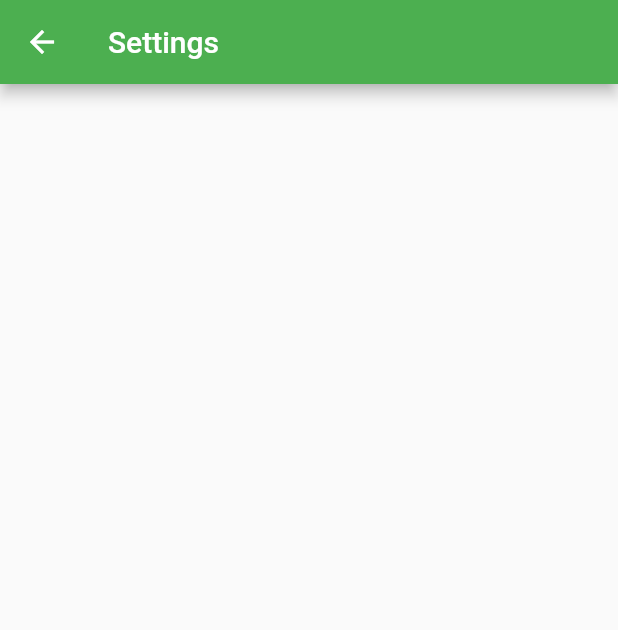
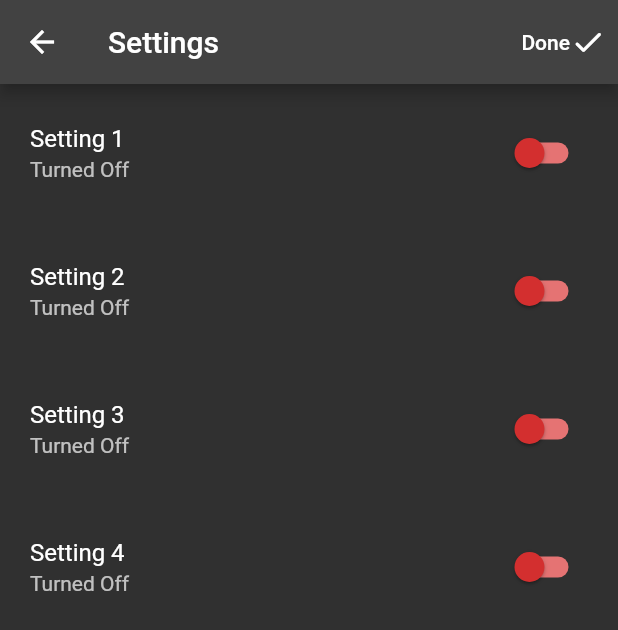
Before and after one commit to umarwaseeem/informiza, a Flutter app: the SettingsScreen screen opened by its route, on a phone screen of 412 x 824 dp. Shown: the top 630 px of the screen. Run offline on Flutter 3.47's test engine with Material 2 defaults, Android fonts, the phone set to English and light mode, and no system bars.

Commit message:
settings / categories

```diff
--- a/lib/main.dart
+++ b/lib/main.dart
@@ -4,6 +4,7 @@ import 'package:news_informiza/screens/home.dart';
 import 'package:provider/provider.dart';
 
 import 'screens/card_item_detail_screen.dart';
+import 'screens/preferences_screen.dart';
 import 'screens/settings_screen.dart';
 
 void main() {
@@ -23,13 +24,18 @@ class MyApp extends StatelessWidget {
       child: MaterialApp(
         debugShowCheckedModeBanner: false,
         title: 'INFORMIZA ',
+        darkTheme: ThemeData(
+          brightness: Brightness.dark,
+        ),
         theme: ThemeData(
           primarySwatch: Colors.green,
         ),
+        themeMode: ThemeMode.dark,
         home: const Home(),
         routes: {
           CardItemDetail.routeName: (context) => const CardItemDetail(),
           SettingsScreen.routeName: (context) => const SettingsScreen(),
+          PreferencesScreen.routeName: (context) => const PreferencesScreen(),
         },
       ),
     );
--- a/lib/providers/news.dart
+++ b/lib/providers/news.dart
@@ -42,6 +42,22 @@ class NewsItems with ChangeNotifier {
           "This is a sample news item 2, This is a sample news item 2, This is a sample news item 2",
       time: 4,
     ),
+    News(
+      id: DateTime.now().toString(),
+      title: "News 2",
+      path: "assets/images/news2.jpg",
+      description:
+          "This is a sample news item 2, This is a sample news item 2, This is a sample news item 2",
+      time: 4,
+    ),
+    News(
+      id: DateTime.now().toString(),
+      title: "News 2",
+      path: "assets/images/news2.jpg",
+      description:
+          "This is a sample news item 2, This is a sample news item 2, This is a sample news item 2",
+      time: 4,
+    ),
   ];
 
 // ~......................................
--- a/lib/screens/settings_screen.dart
+++ b/lib/screens/settings_screen.dart
@@ -1,15 +1,81 @@
 import 'package:flutter/material.dart';
 
-class SettingsScreen extends StatelessWidget {
+class SettingsScreen extends StatefulWidget {
   static const routeName = "settings screen";
 
   const SettingsScreen({Key? key}) : super(key: key);
 
   @override
+  State<SettingsScreen> createState() => _SettingsScreenState();
+}
+
+class _SettingsScreenState extends State<SettingsScreen> {
+  bool set1 = false;
+  bool set2 = false;
+  bool set3 = false;
+  bool set4 = false;
+  @override
   Widget build(BuildContext context) {
     return Scaffold(
-      appBar: AppBar(title: const Text("Settings")),
-      body: Container(),
+      appBar: AppBar(
+        title: const Text("Settings"),
+        actions: [
+          TextButton(
+            style: TextButton.styleFrom(
+              primary: Colors.white,
+            ),
+            onPressed: () {
+              // save the filters
+              Navigator.of(context).pop();
+            },
+            child: Row(
+              children: const [Text("Done"), Icon(Icons.done_rounded)],
+            ),
+          )
+        ],
+      ),
+      body: Container(
+        child: Column(
+          children: [
+            settingTile("Setting 1", "Turned On", "Turned Off", set1, (value) {
+              setState(() {
+                set1 = value;
+              });
+            }),
+            settingTile("Setting 2", "Turned On", "Turned Off", set2, (value) {
+              setState(() {
+                set2 = value;
+              });
+            }),
+            settingTile("Setting 3", "Turned On", "Turned Off", set3, (value) {
+              setState(() {
+                set3 = value;
+              });
+            }),
+            settingTile("Setting 4", "Turned On", "Turned Off", set4, (value) {
+              setState(() {
+                set4 = value;
+              });
+            }),
+          ],
+        ),
+      ),
+    );
+  }
+
+  ListTile settingTile(String title, String sub1, String sub2, bool isSwitch,
+      void Function(bool) change) {
+    return ListTile(
+      contentPadding: const EdgeInsets.symmetric(horizontal: 20, vertical: 10),
+      title: Text(title),
+      subtitle: isSwitch ? Text(sub1) : Text(sub2),
+      trailing: Switch(
+        activeColor: Colors.green,
+        inactiveTrackColor: Colors.red[300],
+        inactiveThumbColor: Colors.red[700],
+        value: isSwitch,
+        onChanged: change,
+      ),
     );
   }
 }
```
Also changed, not shown: lib/screens/home.dart (+10 -2 lines), lib/screens/preferences_screen.dart (added, +14 -0 lines), lib/widgets/card_item.dart (+13 -2 lines), lib/widgets/my_drawer.dart (+6 -4 lines).
